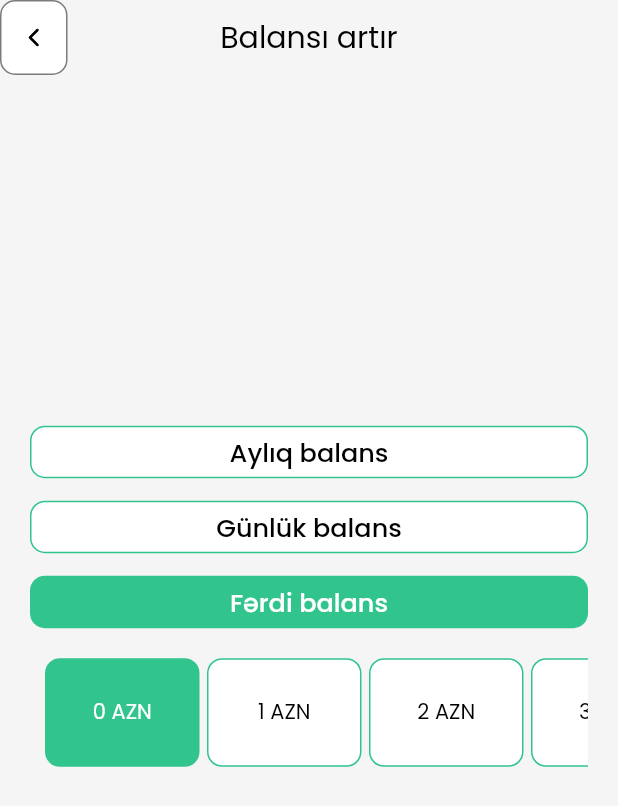
After one commit to EyvAZCeferov/YOLDASHAPPFLUTLAB, a Flutter app: the BalanceCreate screen opened by its route, after a tap on "Aylıq balans", after a tap on "Günlük balans", after a tap on "Fərdi balans", on a phone screen of 412 x 824 dp. The commit adds this screen. Shown: the top 806 px of the screen. Run offline on Flutter 3.47's test engine with Material 2 defaults, Android fonts, the phone set to English and light mode, and no system bars; our stand-ins replace flutter_credit_card, flutter_feather_icons, fluttertoast, font_awesome_flutter, get, google_fonts and 4 more; network calls fail.

Commit message:
Balance Added History İndex added

```diff
--- /dev/null
+++ b/lib/Controllers/BalanceController.dart
@@ -0,0 +1,53 @@
+import 'package:flutter/material.dart';
+import 'package:get/get.dart';
+import 'package:yoldash/Theme/ThemeService.dart';
+
+class BalanceController extends GetxController {
+  Rx<String> selectedType = Rx<String>('');
+  Rx<String> selectedprice = Rx<String>('');
+  RxInt selectedDay = RxInt(0);
+  RxInt selectedSuggestingPrice = RxInt(0);
+
+  void changeAddType(String newType) {
+    selectedType.value = newType;
+    selectedprice.value = '';
+    if (newType == "ayliq") {
+      selectedprice.value = "20.00";
+    } else if (newType == 'gunluk') {
+      if (selectedDay.value != 0) {
+        selectedprice.value = selectedDay.value.toString();
+      }
+    } else if (newType == 'ferdi') {
+      if (selectedSuggestingPrice.value != 0) {
+        selectedprice.value = selectedSuggestingPrice.value.toString();
+      }
+    }
+  }
+
+  Color getActiveBgColor(type) {
+    if (selectedType.value == type) {
+      return primarycolor;
+    } else {
+      return whitecolor;
+    }
+  }
+
+  Color getActiveTextColor(type) {
+    if (selectedType.value == type) {
+      return whitecolor;
+    } else {
+      return darkcolor;
+    }
+  }
+
+  void selectPriceType(type, index) {
+    selectedSuggestingPrice.value = 0;
+    selectedDay.value = 0;
+    if (type == "gunluk") {
+      selectedDay.value = index;
+    } else {
+      selectedSuggestingPrice.value = index;
+    }
+    changeAddType(type);
+  }
+}
--- /dev/null
+++ b/lib/Controllers/HistoryController.dart
@@ -0,0 +1,6 @@
+import 'package:get/get.dart';
+import 'package:yoldash/Models/Cards.dart';
+
+class HistoryController extends GetxController {
+  RxList<Cards> data = <Cards>[].obs;
+}
--- a/lib/Theme/Routes.dart
+++ b/lib/Theme/Routes.dart
@@ -1,6 +1,8 @@
 import 'package:get/get.dart';
 import 'package:yoldash/Controllers/AutomobilsController.dart';
+import 'package:yoldash/Controllers/BalanceController.dart';
 import 'package:yoldash/Controllers/CardsController.dart';
+import 'package:yoldash/Controllers/HistoryController.dart';
 import 'package:yoldash/Views/Auth/Login.dart';
 import 'package:yoldash/Views/Auth/Register.dart';
 import 'package:yoldash/Views/Auth/VerificationCode.dart';
@@ -8,8 +10,10 @@ import 'package:yoldash/Views/Tabs/Home/HomePage.dart';
 import 'package:yoldash/Views/Tabs/MainScreen.dart';
 import 'package:yoldash/Views/Tabs/Profile/Automobils/AutomobilsCreate.dart';
 import 'package:yoldash/Views/Tabs/Profile/Automobils/AutomobilsIndex.dart';
+import 'package:yoldash/Views/Tabs/Profile/Balance/BalanceCreate.dart';
 import 'package:yoldash/Views/Tabs/Profile/Cards/CardsAdd.dart';
 import 'package:yoldash/Views/Tabs/Profile/Cards/CardsIndex.dart';
+import 'package:yoldash/Views/Tabs/Profile/History/HistoryIndex.dart';
 import 'package:yoldash/Views/Tabs/Profile/ProfileInformation.dart';
 import 'package:yoldash/Views/Tabs/Profile/ProfilePage.dart';
 
@@ -52,4 +56,18 @@ final List<GetPage> Routes = [
       Get.put(AutomobilsController());
     }),
   ),
+  GetPage(
+    name: '/balance/add',
+    page: () => BalanceCreate(),
+    binding: BindingsBuilder(() {
+      Get.put(BalanceController());
+    }),
+  ),
+  GetPage(
+    name: '/history',
+    page: () => HistoryIndex(),
+    binding: BindingsBuilder(() {
+      Get.put(HistoryController());
+    }),
+  ),
 ];
--- a/lib/Theme/TranslationAdditionals.dart
+++ b/lib/Theme/TranslationAdditionals.dart
@@ -64,6 +64,10 @@ class TranslationAdditionals extends Translations {
           "autonumber": "Avtomobilin seriya nömrəsi",
           "cardnumber": "Kart nömrəsi",
           "validtydate": "Bitmə tarixi",
+          "addbalance": "Balansı artır",
+          "monthly_balance": "Aylıq balans",
+          "daily_balance": "Günlük balans",
+          "personal_adding": "Fərdi balans"
         }
       };
 }
--- /dev/null
+++ b/lib/Views/Tabs/Profile/Balance/BalanceCreate.dart
@@ -0,0 +1,246 @@
+import 'package:flutter/material.dart';
+import 'package:get/get.dart';
+import 'package:yoldash/Constants/BaseAppBar.dart';
+import 'package:yoldash/Constants/ButtonElement.dart';
+import 'package:yoldash/Constants/Devider.dart';
+import 'package:yoldash/Constants/StaticText.dart';
+import 'package:yoldash/Controllers/BalanceController.dart';
+import 'package:yoldash/Theme/ThemeService.dart';
+
+class BalanceCreate extends StatefulWidget {
+  @override
+  State<BalanceCreate> createState() => _BalanceCreateState();
+}
+
+class _BalanceCreateState extends State<BalanceCreate> {
+  final BalanceController _controller = Get.find<BalanceController>();
+
+  @override
+  Widget build(BuildContext context) {
+    final width = MediaQuery.of(context).size.width;
+    final height = MediaQuery.of(context).size.height;
+    return Scaffold(
+        resizeToAvoidBottomInset: true,
+        backgroundColor: bodycolor,
+        appBar: BaseAppBar(
+          backbutton: true,
+          title: "addbalance".tr,
+          changeprof: false,
+          titlebg: false,
+        ),
+        body: Obx(
+          () => Column(
+            mainAxisAlignment: MainAxisAlignment.center,
+            crossAxisAlignment: CrossAxisAlignment.center,
+            children: [
+              Devider(),
+              GestureDetector(
+                onTap: () => _controller.changeAddType('ayliq'),
+                child: Container(
+                  width: width - 40,
+                  height: 35,
+                  alignment: Alignment.center,
+                  decoration: BoxDecoration(
+                      borderRadius: BorderRadius.circular(10),
+                      border: Border.all(
+                          color: primarycolor,
+                          style: BorderStyle.solid,
+                          width: 1),
+                      color: _controller.getActiveBgColor('ayliq')),
+                  child: StaticText(
+                    color: _controller.getActiveTextColor('ayliq'),
+                    size: normaltextSize,
+                    align: TextAlign.center,
+                    weight: FontWeight.w500,
+                    text: "monthly_balance".tr,
+                  ),
+                ),
+              ),
+              Devider(size: 15),
+              GestureDetector(
+                onTap: () => _controller.changeAddType('gunluk'),
+                child: Container(
+                  width: width - 40,
+                  height: 35,
+                  alignment: Alignment.center,
+                  decoration: BoxDecoration(
+                      borderRadius: BorderRadius.circular(10),
+                      border: Border.all(
+                          color: primarycolor,
+                          style: BorderStyle.solid,
+                          width: 1),
+                      color: _controller.getActiveBgColor('gunluk')),
+                  child: StaticText(
+                    color: _controller.getActiveTextColor('gunluk'),
+                    size: normaltextSize,
+                    align: TextAlign.center,
+                    weight: FontWeight.w500,
+                    text: "daily_balance".tr,
+                  ),
+                ),
+              ),
+              Devider(size: 15),
+              GestureDetector(
+                onTap: () => _controller.changeAddType('ferdi'),
+                child: Container(
+                  width: width - 40,
+                  height: 35,
+                  alignment: Alignment.center,
+                  decoration: BoxDecoration(
+                      borderRadius: BorderRadius.circular(10),
+                      border: Border.all(
+                          color: primarycolor,
+                          style: BorderStyle.solid,
+                          width: 1),
+                      color: _controller.getActiveBgColor('ferdi')),
+                  child: StaticText(
+                    color: _controller.getActiveTextColor('ferdi'),
+                    size: normaltextSize,
+                    align: TextAlign.center,
+                    weight: FontWeight.w500,
+                    text: "personal_adding".tr,
+                  ),
+                ),
+              ),
+              Devider(size: 15),
+              SizedBox(
+                  width: width - 40,
+                  child: Obx(() => getDailyOrPersonal(context))),
+              Devider(size: 15),
+            ],
+          ),
+        ),
+        bottomNavigationBar: Container(
+          height: 60,
+          margin: EdgeInsets.only(bottom: 15),
+          child: Align(
+            alignment: Alignment.bottomCenter,
+            child: Obx(
+              () => _controller.selectedprice.value != null &&
+                      _controller.selectedprice.value != '' &&
+                      _controller.selectedprice.value != ' '
+                  ? Row(
+                      mainAxisAlignment: MainAxisAlignment.spaceAround,
+                      crossAxisAlignment: CrossAxisAlignment.center,
+                      children: [
+                        StaticText(
+                            text: _controller.selectedprice.value + 'AZN',
+                            weight: FontWeight.w500,
+                            size: subHeadingSize,
+                            color: secondarycolor),
+                        ButtonElement(
+                            text: "add".tr,
+                            height: 50,
+                            width: width - 200,
+                            borderRadius: BorderRadius.circular(45),
+                            onPressed: () => print("add")),
+                      ],
+                    )
+                  : SizedBox(),
+            ),
+          ),
+        ));
+  }
+
+  Row getDailyOrPersonal(context) {
+    final width = MediaQuery.of(context).size.width;
+    final height = MediaQuery.of(context).size.height;
+    if (_controller.selectedType.value == "gunluk") {
+      return Row(
+          mainAxisAlignment: MainAxisAlignment.center,
+          crossAxisAlignment: CrossAxisAlignment.center,
+          mainAxisSize: MainAxisSize.max,
+          verticalDirection: VerticalDirection.down,
+          children: [
+            Container(
+              width: width - 40,
+              height: width / 5,
+              child: ListView.builder(
+                itemBuilder: (context, index) => GestureDetector(
+                  onTap: () => _controller.selectPriceType('gunluk', index),
+                  child: Container(
+                    width: width / 4,
+                    height: width / 4,
+                    margin: EdgeInsets.only(right: 5),
+                    alignment: Alignment.center,
+                    decoration: BoxDecoration(
+                      border: Border.all(
+                          color: primarycolor,
+                          style: BorderStyle.solid,
+                          width: 1),
+                      borderRadius: BorderRadius.circular(10),
+                      color: _controller.selectedDay.value == index
+                          ? primarycolor
+                          : whitecolor,
+                    ),
+                    child: StaticText(
+                      color: _controller.selectedDay.value == index
+                          ? whitecolor
+                          : darkcolor,
+                      size: smalltextSize,
+                      text: "${index} day",
+                      weight: FontWeight.w400,
+                      align: TextAlign.center,
+                    ),
+                  ),
+                ),
+                itemCount: 5,
+                controller: ScrollController(),
+                physics: ScrollPhysics(),
+                padding: EdgeInsets.symmetric(horizontal: 10, vertical: 5),
+                scrollDirection: Axis.horizontal,
+              ),
+            )
+          ]);
+    } else if (_controller.selectedType.value == "ferdi") {
+      return Row(
+          mainAxisAlignment: MainAxisAlignment.center,
+          crossAxisAlignment: CrossAxisAlignment.center,
+          mainAxisSize: MainAxisSize.max,
+          verticalDirection: VerticalDirection.down,
+          children: [
+            Container(
+              width: width - 40,
+              height: width / 5,
+              child: ListView.builder(
+                itemBuilder: (context, index) => GestureDetector(
+                  onTap: () => _controller.selectPriceType('ferdi', index),
+                  child: Container(
+                    width: width / 4,
+                    height: width / 4,
+                    margin: EdgeInsets.only(right: 5),
+                    alignment: Alignment.center,
+                    decoration: BoxDecoration(
+                      border: Border.all(
+                          color: primarycolor,
+                          style: BorderStyle.solid,
+                          width: 1),
+                      borderRadius: BorderRadius.circular(10),
+                      color: _controller.selectedDay.value == index
+                          ? primarycolor
+                          : whitecolor,
+                    ),
+                    child: StaticText(
+                      color: _controller.selectedDay.value == index
+                          ? whitecolor
+                          : darkcolor,
+                      size: smalltextSize,
+                      text: "${index} AZN",
+                      weight: FontWeight.w400,
+                      align: TextAlign.center,
+                    ),
+                  ),
+                ),
+                itemCount: 5,
+                controller: ScrollController(),
+                physics: ScrollPhysics(),
+                padding: EdgeInsets.symmetric(horizontal: 10, vertical: 5),
+                scrollDirection: Axis.horizontal,
+              ),
+            )
+          ]);
+    } else {
+      return Row();
+    }
+  }
+}
--- /dev/null
+++ b/lib/Views/Tabs/Profile/History/HistoryIndex.dart
@@ -0,0 +1,41 @@
+import 'package:flutter/material.dart';
+import 'package:get/get.dart';
+import 'package:yoldash/Constants/BaseAppBar.dart';
+import 'package:yoldash/Constants/StaticText.dart';
+import 'package:yoldash/Controllers/HistoryController.dart';
+import 'package:yoldash/Theme/ThemeService.dart';
+
+class HistoryIndex extends StatefulWidget {
+  @override
+  State<HistoryIndex> createState() => _HistoryIndexState();
+}
+
+class _HistoryIndexState extends State<HistoryIndex> {
+  final HistoryController _controller = Get.find<HistoryController>();
+
+  @override
+  Widget build(BuildContext context) {
+    final width = MediaQuery.of(context).size.width;
+    final height = MediaQuery.of(context).size.height;
+    return Scaffold(
+        resizeToAvoidBottomInset: true,
+        backgroundColor: bodycolor,
+        appBar: BaseAppBar(
+          backbutton: true,
+          title: "history".tr,
+          changeprof: false,
+          titlebg: false,
+        ),
+        body: Obx(() => _controller.data.length > 0
+            ? Container()
+            : Center(
+                child: StaticText(
+                  color: errorcolor,
+                  size: buttontextSize,
+                  weight: FontWeight.w500,
+                  align: TextAlign.center,
+                  text: "nohasdata".tr,
+                ),
+              )));
+  }
+}
--- a/lib/Views/Tabs/Profile/ProfilePage.dart
+++ b/lib/Views/Tabs/Profile/ProfilePage.dart
@@ -44,8 +44,8 @@ class _ProfilePageState extends State<ProfilePage> {
             children: [
               Center(
                 child: Container(
-                  height: Get.width / 3,
-                  width: Get.width - 40,
+                  height: width / 3,
+                  width: width - 40,
                   alignment: Alignment.center,
                   padding: EdgeInsets.symmetric(horizontal: 10, vertical: 5),
                   decoration: BoxDecoration(
@@ -132,7 +132,9 @@ class _ProfilePageState extends State<ProfilePage> {
                           mainAxisAlignment: MainAxisAlignment.spaceAround,
                           crossAxisAlignment: CrossAxisAlignment.center,
                           children: [
-                            Container(
+                            GestureDetector(
+                              onTap: () => Get.toNamed('/balance/add'),
+                              child: Container(
                                 width: width / 2 - 30,
                                 alignment: Alignment.center,
                                 height: 80,
@@ -170,7 +172,10 @@ class _ProfilePageState extends State<ProfilePage> {
                                   ],
                                 ),
                               ),
-                            Container(
+                            ),
+                            GestureDetector(
+                              onTap: () => Get.toNamed('/balance/add'),
+                              child: Container(
                                 width: width / 2 - 30,
                                 alignment: Alignment.center,
                                 height: 80,
@@ -206,6 +211,7 @@ class _ProfilePageState extends State<ProfilePage> {
                                       text: "Bugünki balans",
                                     ),
                                   ],
+                                ),
                               ),
                             ),
                           ],
--- a/lib/Views/Tabs/Profile/build_menu_items.dart
+++ b/lib/Views/Tabs/Profile/build_menu_items.dart
@@ -31,7 +31,7 @@ Widget build_menu_items(String authtype) {
                 size: subHeadingSize,
               ),
               "history".tr,
-              () => print("A")),
+              () => Get.toNamed('/history')),
           list_items(
               Icon(
                 FeatherIcons.globe,
--- a/lib/Views/Tabs/Profile/list_items.dart
+++ b/lib/Views/Tabs/Profile/list_items.dart
@@ -7,6 +7,8 @@ import 'package:yoldash/Theme/ThemeService.dart';
 
 Widget list_items(Icon icon, String title, Function onpressed) {
   return Center(
+    child: GestureDetector(
+      onTap: () => onpressed(),
       child: Column(
         children: [
           Container(
@@ -49,5 +51,6 @@ Widget list_items(Icon icon, String title, Function onpressed) {
           Devider(),
         ],
       ),
+    ),
   );
 }
```
Lines whose indentation alone changed are shown as unchanged.
